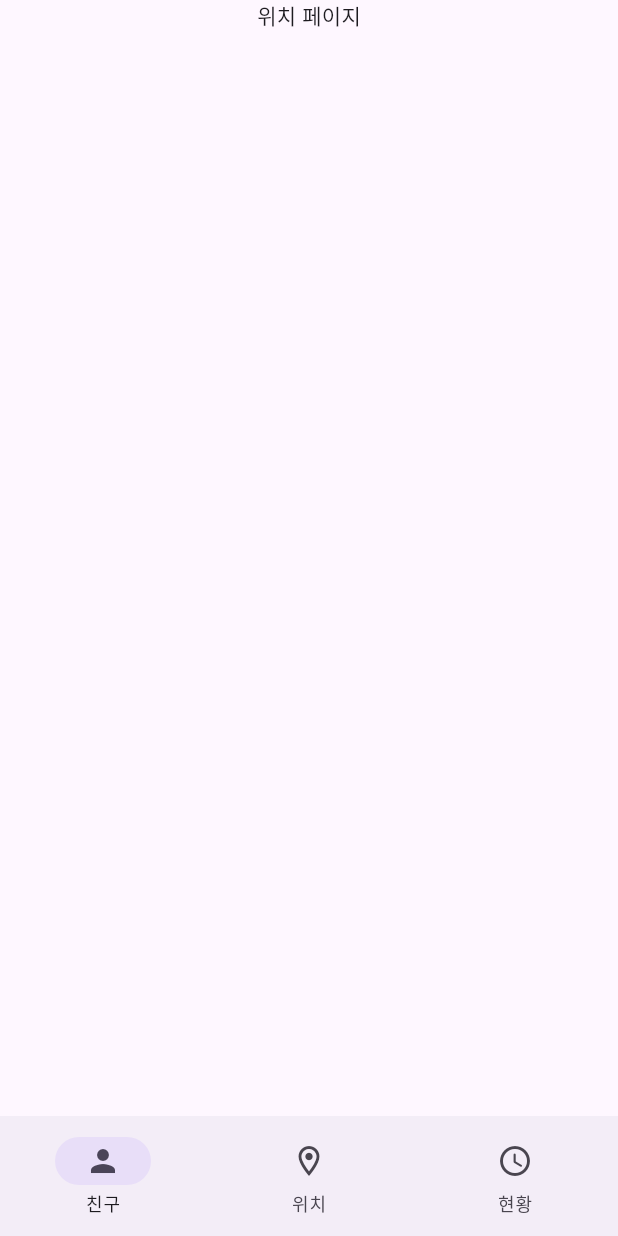
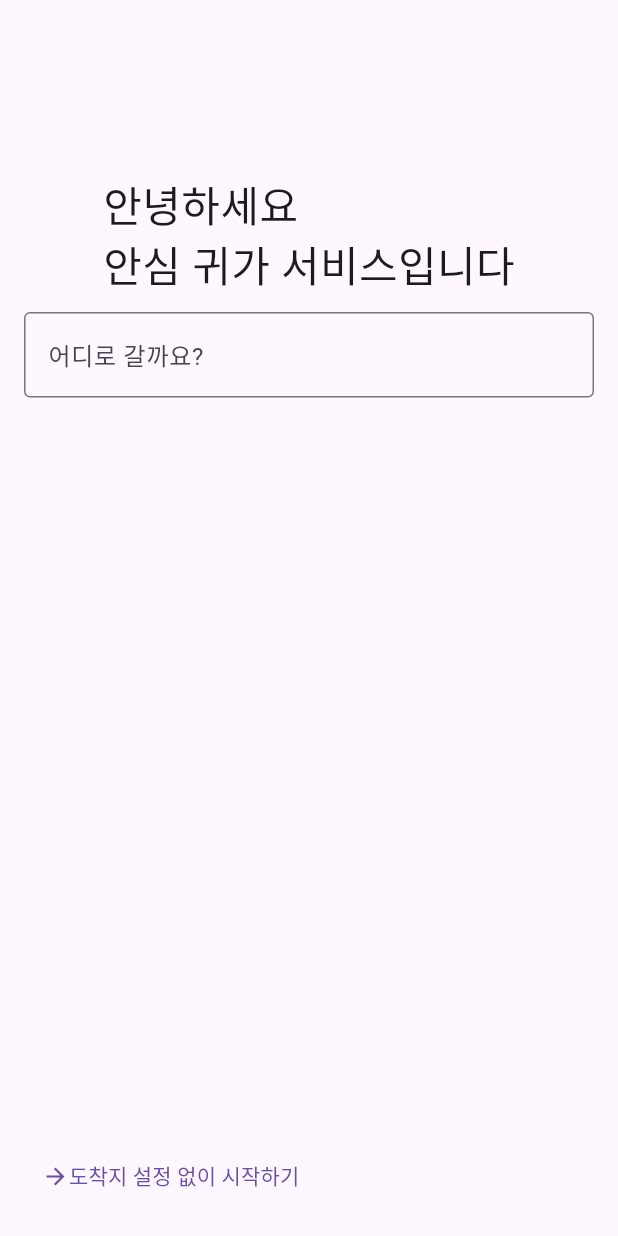
Before and after one commit to Ulim567/2024_MAD_Project, a Flutter app: the HomePage widget shown alone on an empty page, opened directly, on a phone screen of 412 x 824 dp. Run offline on Flutter 3.47's test engine with Material 3 defaults, Android fonts, the phone set to English and light mode, and no system bars; our stand-ins replace cloud_firestore, firebase_auth, firebase_core, google_maps_flutter, google_sign_in; accounts and stored records are empty; network calls fail.

Commit message:
defore pull

```diff
--- a/moblie_app_project/lib/app.dart
+++ b/moblie_app_project/lib/app.dart
@@ -15,7 +15,7 @@ class MyApp extends StatelessWidget {
       routes: {
         '/map': (BuildContext context) => const GoogleTempPage(),
         '/login': (BuildContext context) => const LoginPage(),
-        '/': (BuildContext context) => const HomePage(),
+        '/': (BuildContext context) => const Home(),
       },
       theme: ThemeData.light(useMaterial3: true),
     );
--- a/moblie_app_project/lib/home.dart
+++ b/moblie_app_project/lib/home.dart
@@ -1,14 +1,18 @@
 import 'package:flutter/material.dart';
 
-class HomePage extends StatefulWidget {
-  const HomePage({super.key});
+import 'friend.dart';
+import 'currentState.dart';
+
+class Home extends StatefulWidget {
+  const Home({super.key});
 
   @override
-  State<HomePage> createState() => _HomePageState();
+  State<Home> createState() => _HomeState();
 }
 
-class _HomePageState extends State<HomePage> {
+class _HomeState extends State<Home> {
   int currentPageIndex = 1;
+
   @override
   Widget build(BuildContext context) {
     return Scaffold(
@@ -33,28 +37,53 @@ class _HomePageState extends State<HomePage> {
                   label: "현황")
             ]),
         body: <Widget>[
-        const Column(
+          FriendPage(),
+          HomePage(),
+          CurrentStatePage(),
+        ][currentPageIndex]);
+  }
+}
+
+class HomePage extends StatefulWidget {
+  const HomePage({super.key});
+
+  @override
+  State<HomePage> createState() => _HomePageState();
+}
+
+class _HomePageState extends State<HomePage> {
+  @override
+  Widget build(BuildContext context) {
+    return Padding(
+      padding: const EdgeInsets.all(16),
+      child: Column(
         children: [
-            Center(
-              child: Text("친구 페이지"),
-            )
+          const SizedBox(
+            height: 100,
+          ),
+          const Text(
+            "안녕하세요\n안심 귀가 서비스입니다",
+            style: TextStyle(fontSize: 28),
+          ),
+          const SizedBox(
+            height: 10,
+          ),
+          const TextField(
+            decoration: InputDecoration(
+              border: OutlineInputBorder(),
+              hintText: '어디로 갈까요?',
+            ),
+          ),
+          Expanded(child: Container()),
+          TextButton(
+              onPressed: () {
+                print("도착지 설정 없이");
+              },
+              child: const Row(
+                children: [Icon(Icons.arrow_forward), Text("도착지 설정 없이 시작하기")],
+              ))
         ],
       ),
-        const Column(
-          children: [
-            Center(
-              child: Text("위치 페이지"),
-            )
-          ],
-        ),
-        const Column(
-          children: [
-            Center(
-              child: Text("현황 페이지"),
-            )
-          ],
-        )
-      ][currentPageIndex],
     );
   }
 }
```
Also changed, not shown: moblie_app_project/lib/currentState.dart (added, +15 -0 lines), moblie_app_project/lib/friend.dart (added, +15 -0 lines). Lines whose indentation alone changed are shown as unchanged.
